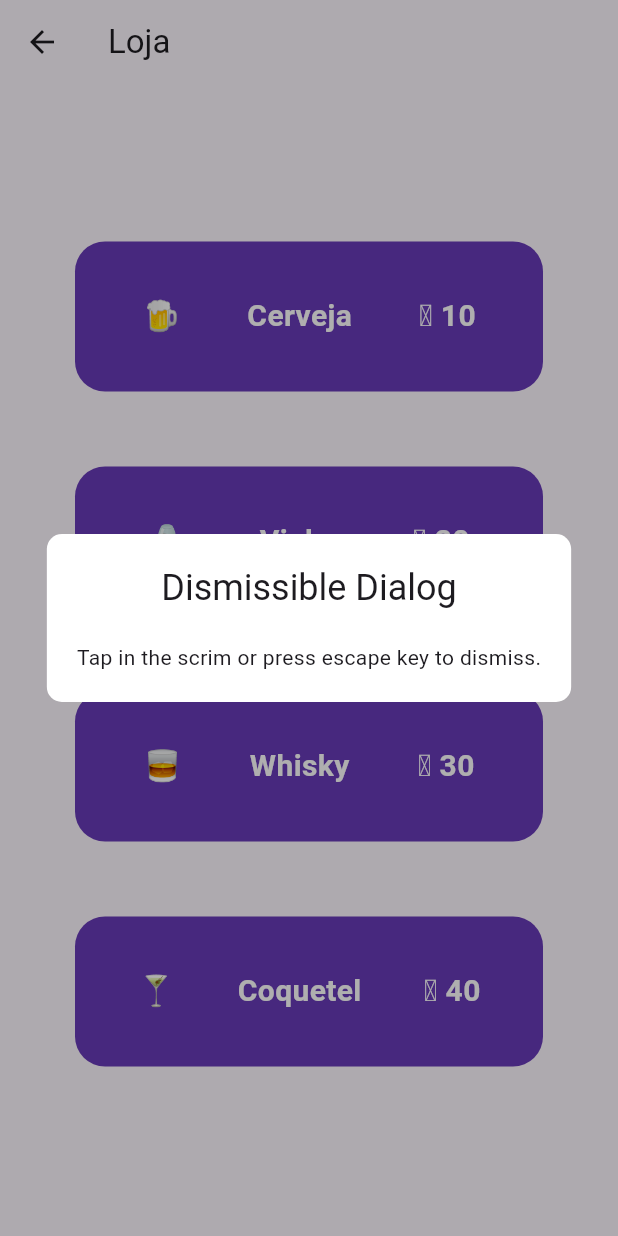
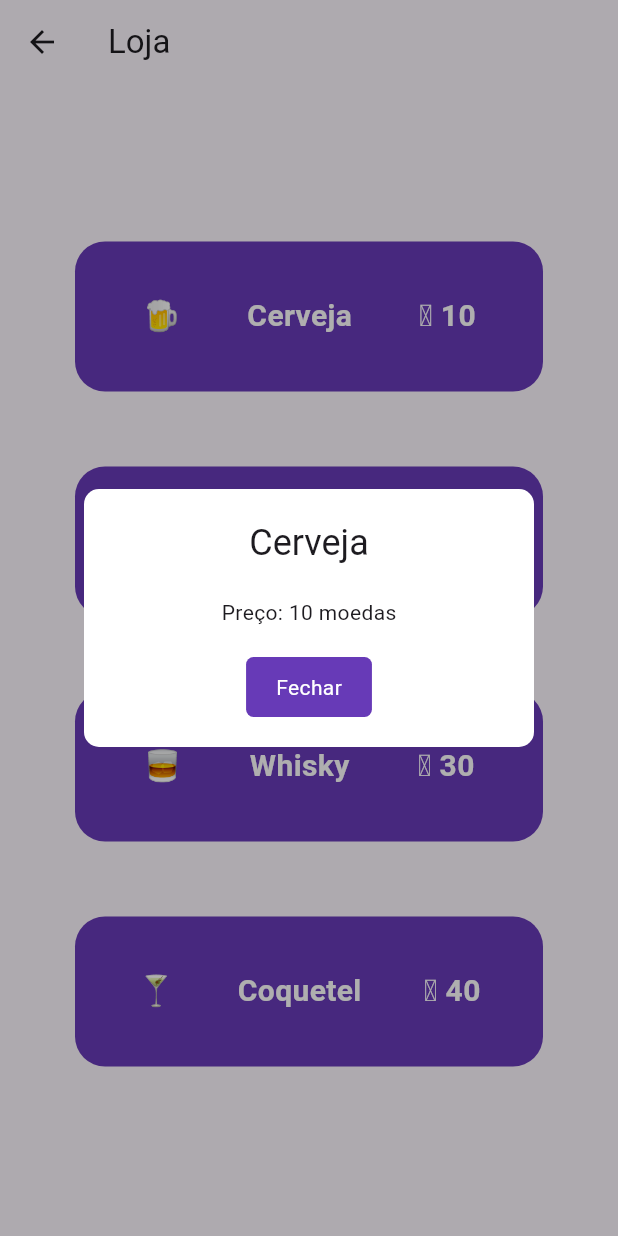
Before and after one commit to C14-Inatel-2026-2/taverna-sorte-frontend, a Flutter app: the StoreScreen screen opened by its route, after a tap on "Cerveja", on a phone screen of 412 x 824 dp. Run offline on Flutter 3.47's test engine with Material 3 defaults, Android fonts, the phone set to English and light mode, and no system bars.

Commit message:
feat: added items popup in StoreScreen

```diff
--- a/lib/screens/store_screen.dart
+++ b/lib/screens/store_screen.dart
@@ -38,7 +38,7 @@ class _StoreScreenState extends State<StoreScreen> {
         name: item['name'],
         price: item['price'],
         onPressed: () {
-          Navigator.of(context).push(DismissibleDialog<void>());
+          Navigator.of(context).push(ItemPopup<void>(title: item['name'], description: 'Preço: ${item['price']} moedas'));
         },
       );
     }).toList();
--- a/lib/widgets/item_card.dart
+++ b/lib/widgets/item_card.dart
@@ -6,7 +6,7 @@ class ItemCard extends StatefulWidget {
   final String name;
   final int price;
 
-  ItemCard({super.key, this.onPressed, required this.icon, required this.name, required this.price});
+  const ItemCard({super.key, this.onPressed, required this.icon, required this.name, required this.price});
 
   @override
   State<ItemCard> createState() => _ItemCardState();
--- a/lib/widgets/item_popup.dart
+++ b/lib/widgets/item_popup.dart
@@ -1,16 +1,23 @@
 import 'package:flutter/material.dart';
 
-class DismissibleDialog<T> extends PopupRoute<T> {
+class ItemPopup<T> extends PopupRoute<T> {
+
+  final String title;
+  final String description;
+
+  ItemPopup({
+    required this.title,
+    required this.description,
+  });
+
   @override
   Color? get barrierColor => Colors.black.withAlpha(0x50);
 
-  // This allows the popup to be dismissed by tapping the scrim or by pressing
-  // the escape key on the keyboard.
   @override
   bool get barrierDismissible => true;
 
   @override
-  String? get barrierLabel => 'Dismissible Dialog';
+  String? get barrierLabel => 'Popup para compra do item $title';
 
   @override
   Duration get transitionDuration => const Duration(milliseconds: 300);
@@ -22,14 +29,11 @@ class DismissibleDialog<T> extends PopupRoute<T> {
     Animation<double> secondaryAnimation,
   ) {
     return Center(
-      // Provide DefaultTextStyle to ensure that the dialog's text style
-      // matches the rest of the text in the app.
       child: DefaultTextStyle(
         style: Theme.of(context).textTheme.bodyMedium!,
-        // UnconstrainedBox is used to make the dialog size itself
-        // to fit to the size of the content.
         child: UnconstrainedBox(
           child: Container(
+            width: 300,
             padding: const .all(20.0),
             decoration: BoxDecoration(
               borderRadius: .circular(10),
@@ -38,11 +42,28 @@ class DismissibleDialog<T> extends PopupRoute<T> {
             child: Column(
               children: <Widget>[
                 Text(
-                  'Dismissible Dialog',
+                  title,
                   style: Theme.of(context).textTheme.headlineSmall,
                 ),
                 const SizedBox(height: 20),
-                const Text('Tap in the scrim or press escape key to dismiss.'),
+                Text(description),
+                const SizedBox(height: 20),
+                GestureDetector(
+                  onTap: () {
+                    Navigator.of(context).pop();
+                  },
+                  child: Container(
+                    padding: const EdgeInsets.symmetric(vertical: 10, horizontal: 20),
+                    decoration: BoxDecoration(
+                      color: Colors.deepPurple,
+                      borderRadius: BorderRadius.circular(5),
+                    ),
+                    child: const Text(
+                      'Fechar',
+                      style: TextStyle(color: Colors.white),
+                    ),
+                  ),
+                ),
               ],
             ),
           ),
```
Also changed, not shown: pubspec.lock (added), 1 other file.
